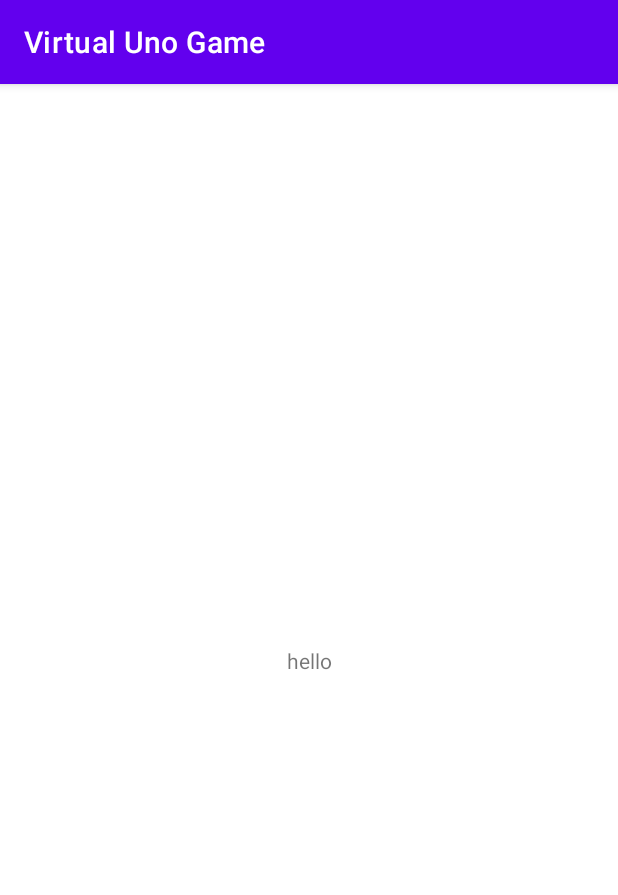
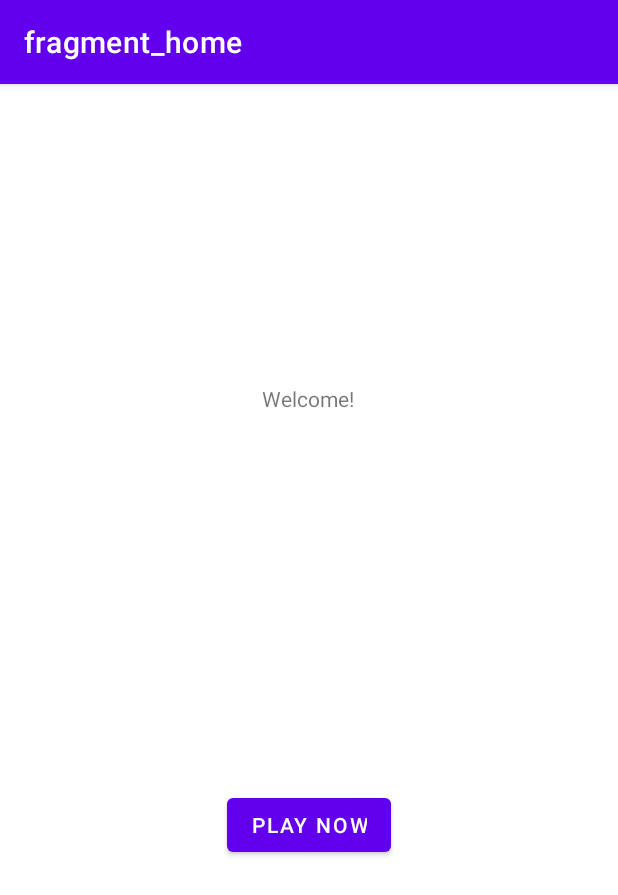
Before and after one commit to inf21064/Project_Android_Uno, an Android app: the screen it shows after launch (MainActivity), on a phone screen of 412 x 824 dp. Shown: the top 895 px of the screen. Run offline under Robolectric (Android 15) with nearby library versions, the phone set to English and light mode, and no system bars; our stand-ins replace data binding, navigation-ui.

Commit message:
one can start the app working playbutton and navigationUp

```diff
--- a/app/build.gradle
+++ b/app/build.gradle
@@ -30,10 +30,13 @@ android {
     kotlinOptions {
         jvmTarget = '1.8'
     }
+    buildFeatures {
+        dataBinding true
+    }
 }
 
 dependencies {
-
+    implementation 'androidx.databinding:databinding-runtime:8.0.0'
     implementation 'androidx.core:core-ktx:1.7.0'
     implementation 'androidx.appcompat:appcompat:1.6.1'
     implementation 'com.google.android.material:material:1.8.0'
--- a/app/src/main/java/com/example/project_andorid_uno/MainActivity.kt
+++ b/app/src/main/java/com/example/project_andorid_uno/MainActivity.kt
@@ -2,10 +2,26 @@ package com.example.project_andorid_uno
 
 import androidx.appcompat.app.AppCompatActivity
 import android.os.Bundle
+import androidx.databinding.DataBindingUtil
+import androidx.drawerlayout.widget.DrawerLayout
+import androidx.navigation.NavController
+import androidx.navigation.findNavController
+import androidx.navigation.ui.NavigationUI
+import androidx.navigation.ui.setupActionBarWithNavController
+import com.example.project_andorid_uno.databinding.ActivityMainBinding
 
 class MainActivity : AppCompatActivity() {
+    private lateinit var navController: NavController
     override fun onCreate(savedInstanceState: Bundle?) {
         super.onCreate(savedInstanceState)
-        setContentView(R.layout.activity_main)
+        val binding = DataBindingUtil.setContentView<ActivityMainBinding>(this, R.layout.activity_main)
+
+        navController = findNavController(R.id.myNavHostFragment)
+        setupActionBarWithNavController(navController)
+
+    }
+
+    override fun onSupportNavigateUp(): Boolean {
+        return navController.navigateUp() || super.onSupportNavigateUp()
     }
 }
--- a/app/src/main/java/com/example/project_andorid_uno/homeFragment.kt
+++ b/app/src/main/java/com/example/project_andorid_uno/homeFragment.kt
@@ -1,59 +1,30 @@
 package com.example.project_andorid_uno
 
 import android.os.Bundle
+import android.view.*
 import androidx.fragment.app.Fragment
-import android.view.LayoutInflater
-import android.view.View
-import android.view.ViewGroup
+import androidx.databinding.DataBindingUtil
+import androidx.navigation.findNavController
+import com.example.project_andorid_uno.databinding.FragmentHomeBinding
 
-// TODO: Rename parameter arguments, choose names that match
-// the fragment initialization parameters, e.g. ARG_ITEM_NUMBER
-private const val ARG_PARAM1 = "param1"
-private const val ARG_PARAM2 = "param2"
-
-/**
- * A simple [Fragment] subclass.
- * Use the [homeFragment.newInstance] factory method to
- * create an instance of this fragment.
- */
 class homeFragment : Fragment() {
-    // TODO: Rename and change types of parameters
-    private var param1: String? = null
-    private var param2: String? = null
-
-    override fun onCreate(savedInstanceState: Bundle?) {
-        super.onCreate(savedInstanceState)
-        arguments?.let {
-            param1 = it.getString(ARG_PARAM1)
-            param2 = it.getString(ARG_PARAM2)
-        }
-    }
 
     override fun onCreateView(
         inflater: LayoutInflater, container: ViewGroup?,
         savedInstanceState: Bundle?
     ): View? {
-        // Inflate the layout for this fragment
-        return inflater.inflate(R.layout.fragment_home, container, false)
+        val binding = DataBindingUtil.inflate<FragmentHomeBinding>(inflater,
+            R.layout.fragment_home,container,false)
+
+        binding.playBtn.setOnClickListener { view : View ->
+            view.findNavController().navigate(R.id.action_homeFragment_to_gameFragment)
+        }
+        setHasOptionsMenu(true)
+        return binding.root
     }
 
-    companion object {
-        /**
-         * Use this factory method to create a new instance of
-         * this fragment using the provided parameters.
-         *
-         * @param param1 Parameter 1.
-         * @param param2 Parameter 2.
-         * @return A new instance of fragment homeFragment.
-         */
-        // TODO: Rename and change types and number of parameters
-        @JvmStatic
-        fun newInstance(param1: String, param2: String) =
-            homeFragment().apply {
-                arguments = Bundle().apply {
-                    putString(ARG_PARAM1, param1)
-                    putString(ARG_PARAM2, param2)
-                }
-            }
-    }
+    /*override fun onCreateOptionsMenu(menu: Menu, inflater: MenuInflater) {
+        super.onCreateOptionsMenu(menu, inflater)
+        inflater.inflate(R.menu.options_menu,menu)
+    }*/
 }
--- a/app/src/main/res/layout/activity_main.xml
+++ b/app/src/main/res/layout/activity_main.xml
@@ -1,17 +1,17 @@
 <?xml version="1.0" encoding="utf-8"?>
 
-<layout
-    xmlns:android="http://schemas.android.com/apk/res/android"
-    xmlns:app="http://schemas.android.com/apk/res-auto"
-    xmlns:tools="http://schemas.android.com/tools">
+<layout xmlns:android="http://schemas.android.com/apk/res/android"
+    xmlns:app="http://schemas.android.com/apk/res-auto">
 
+    <androidx.drawerlayout.widget.DrawerLayout
+        android:id="@+id/drawerLayout"
+        android:layout_width="match_parent"
+        android:layout_height="match_parent">
 
-
-<androidx.constraintlayout.widget.ConstraintLayout
-
+        <LinearLayout
             android:layout_width="match_parent"
             android:layout_height="match_parent"
-    tools:context=".MainActivity">
+            android:orientation="vertical">
 
             <fragment
                 android:id="@+id/myNavHostFragment"
@@ -21,6 +21,6 @@
                 app:navGraph="@navigation/navigation"
                 app:defaultNavHost="true"
                 />
-
-</androidx.constraintlayout.widget.ConstraintLayout>
+        </LinearLayout>
+    </androidx.drawerlayout.widget.DrawerLayout>
 </layout>
--- a/app/src/main/res/layout/fragment_game.xml
+++ b/app/src/main/res/layout/fragment_game.xml
@@ -6,7 +6,6 @@
     android:layout_height="match_parent"
     tools:context=".gameFragment">
 
-    <!-- TODO: Update blank fragment layout -->
     <TextView
         android:layout_width="match_parent"
         android:layout_height="match_parent"
--- a/app/src/main/res/layout/fragment_home.xml
+++ b/app/src/main/res/layout/fragment_home.xml
@@ -1,19 +1,32 @@
 <?xml version="1.0" encoding="utf-8"?>
-<androidx.constraintlayout.widget.ConstraintLayout
-    xmlns:android="http://schemas.android.com/apk/res/android"
+<layout xmlns:android="http://schemas.android.com/apk/res/android"
     xmlns:app="http://schemas.android.com/apk/res-auto"
     xmlns:tools="http://schemas.android.com/tools"
+    tools:context=".homeFragment">
+
+    <androidx.constraintlayout.widget.ConstraintLayout
         android:layout_width="match_parent"
-    android:layout_height="match_parent"
-    tools:context=".homeFragment">
+        android:layout_height="match_parent">
 
         <TextView
             android:id="@+id/textView"
             android:layout_width="wrap_content"
             android:layout_height="wrap_content"
+            android:layout_marginTop="200dp"
             android:text="@string/welcome_text"
+            app:layout_constraintEnd_toEndOf="parent"
+            app:layout_constraintHorizontal_bias="0.498"
+            app:layout_constraintStart_toStartOf="parent"
+            app:layout_constraintTop_toTopOf="parent" />
+
+        <Button
+            android:id="@+id/playBtn"
+            android:layout_width="wrap_content"
+            android:layout_height="wrap_content"
+            android:text="@string/launch_game_btn_txt"
             app:layout_constraintBottom_toBottomOf="parent"
             app:layout_constraintEnd_toEndOf="parent"
             app:layout_constraintStart_toStartOf="parent"
-        app:layout_constraintTop_toTopOf="parent" />
+            app:layout_constraintTop_toBottomOf="@+id/textView" />
     </androidx.constraintlayout.widget.ConstraintLayout>
+</layout>
--- a/app/src/main/res/values/strings.xml
+++ b/app/src/main/res/values/strings.xml
@@ -1,6 +1,7 @@
 <?xml version="1.0" encoding="utf-8"?>
 <resources>
-    <string name="welcome_text">hello</string>
+    <string name="welcome_text">Welcome!</string>
     <string name="app_name">Virtual Uno Game</string>
     <string name="hello_blank_fragment">Fragment heading</string>
+    <string name="launch_game_btn_txt">Play now</string>
 </resources>
```
Also changed, not shown: app/src/main/java/com/example/project_andorid_uno/gameFragment.kt (+0 -41 lines), app/src/main/java/com/example/project_andorid_uno/resultFragment.kt (+0 -41 lines), build.gradle (+8 -0 lines), 1 other file. Lines whose indentation alone changed are shown as unchanged.
